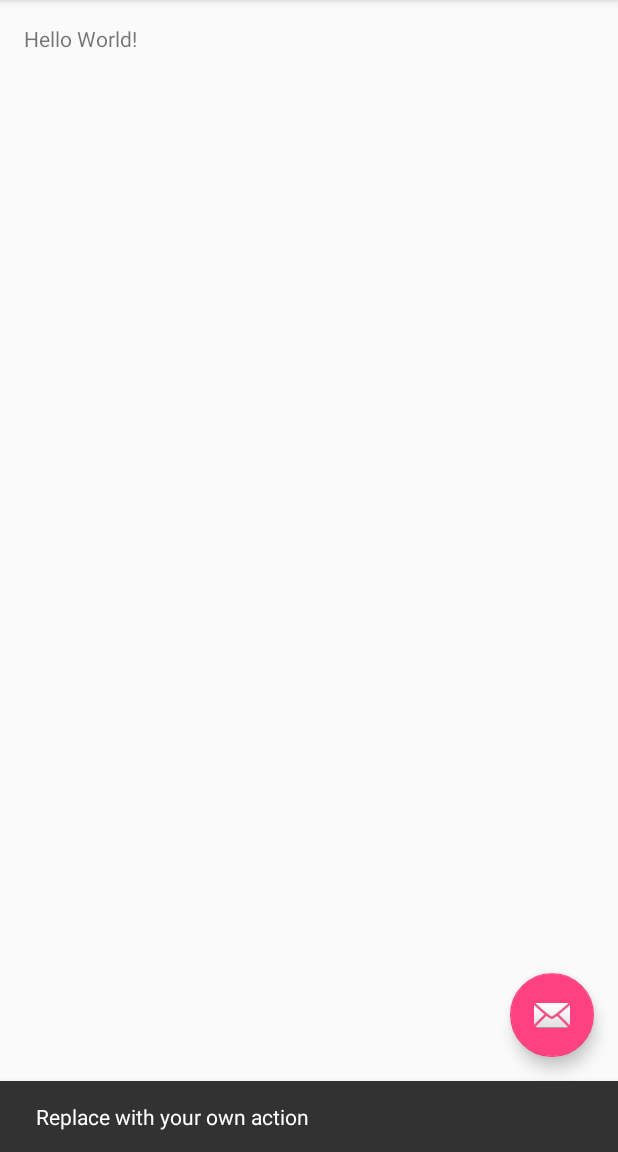
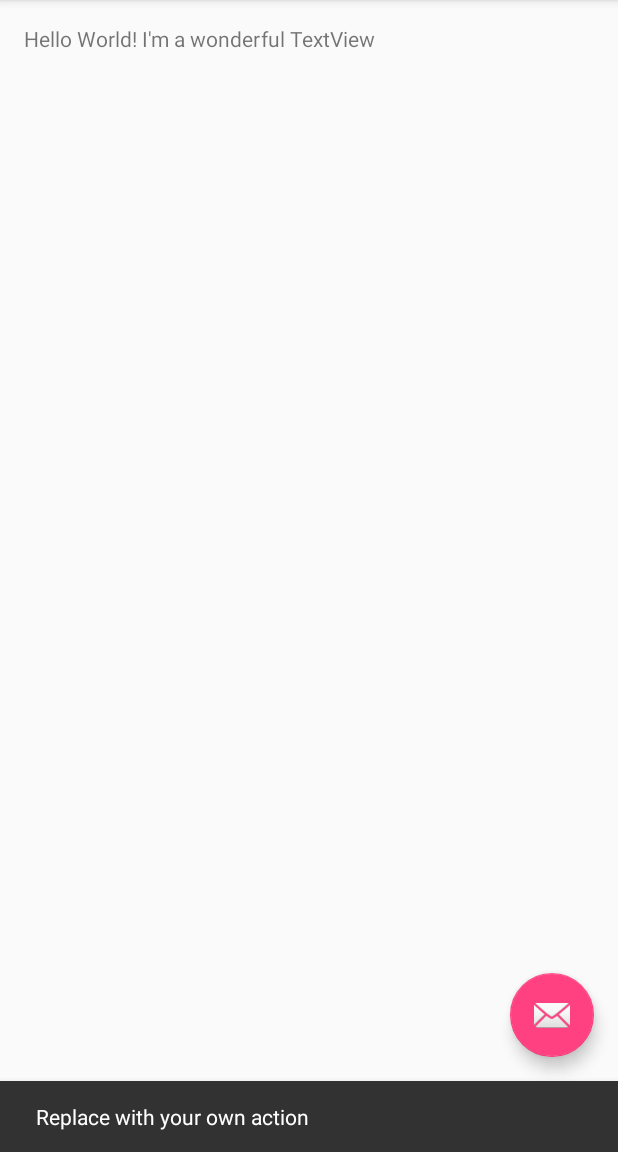
Before and after one commit to kevinging/Sunshine, an Android app: the screen it shows after launch (MainActivity), after a tap on an icon or button, on a phone screen of 412 x 824 dp, the part 84-1236 px from its top. Run offline under Robolectric (Android 15) with nearby library versions, the phone set to English and light mode, and no system bars.

Commit message:
trying to push

```diff
--- a/app/src/main/res/layout/fragment_main.xml
+++ b/app/src/main/res/layout/fragment_main.xml
@@ -12,6 +12,6 @@
     <TextView
         android:layout_width="wrap_content"
         android:layout_height="wrap_content"
-        android:text="Hello World!"/>
+        android:text="Hello World! I'm a wonderful TextView"/>
 
 </RelativeLayout>
```
